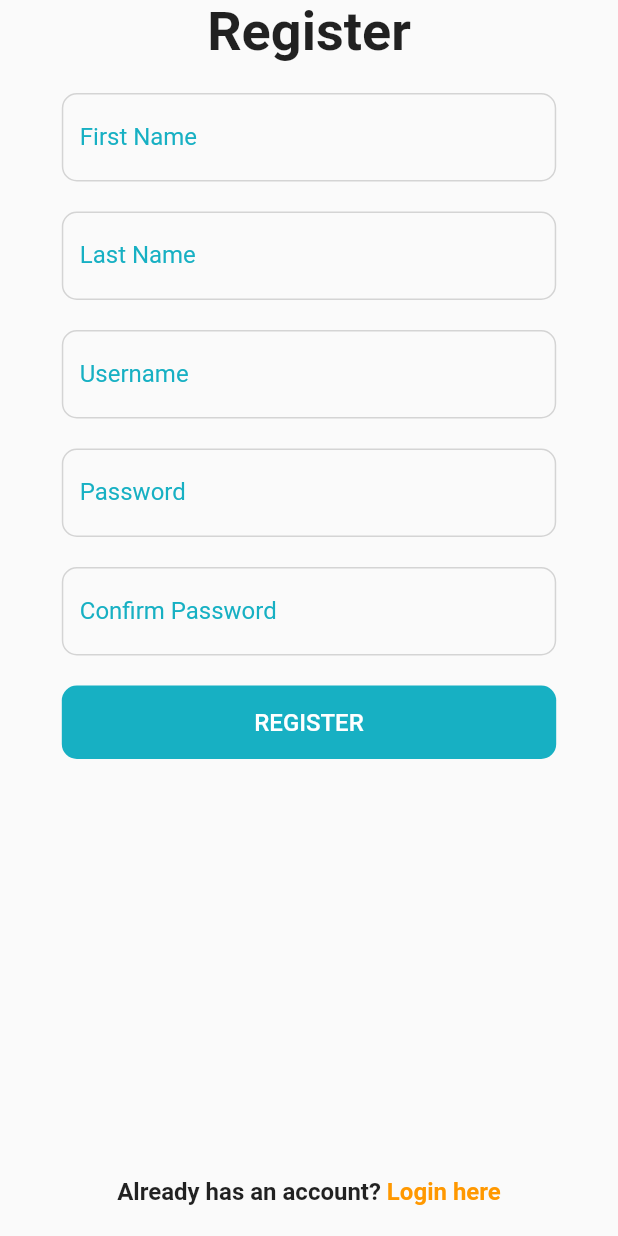
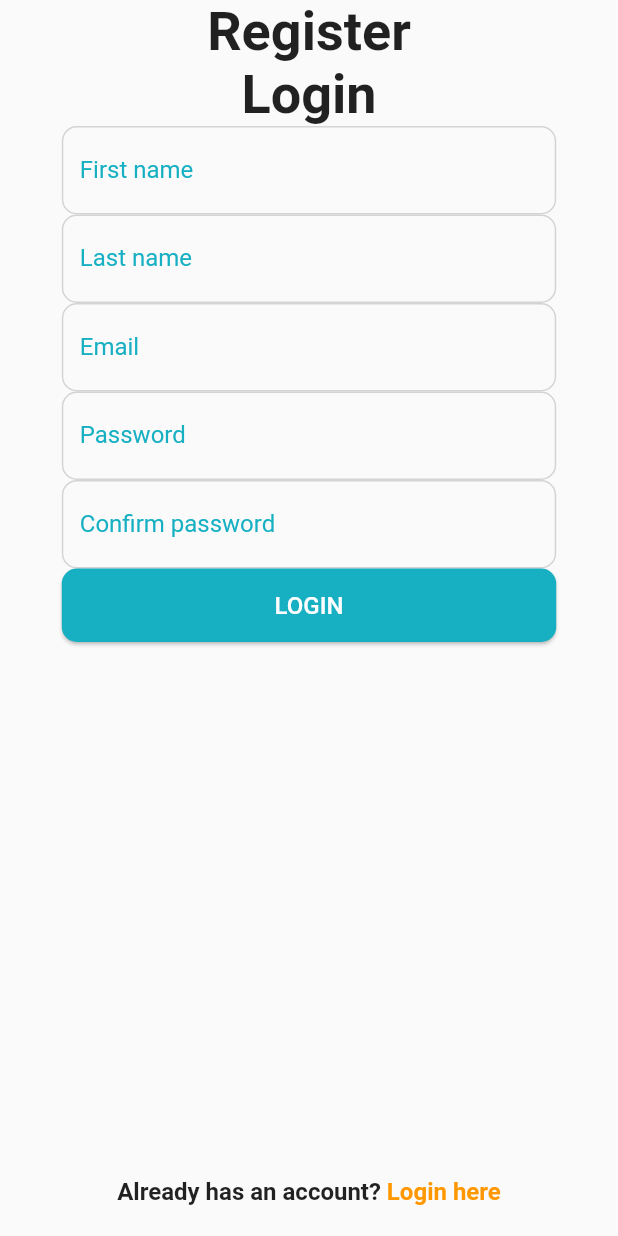
Before and after one commit to coding-hub-org/deliverIt-flutter, a Flutter app: the SignUpScreen screen opened by its route, on a phone screen of 412 x 824 dp. Run offline on Flutter 3.47's test engine with Material 2 defaults, Android fonts, the phone set to English and light mode, and no system bars; our stand-ins replace bloc, firebase_auth, flutter_bloc, shared_preferences; accounts and stored records are empty; statements that could not run were skipped.

Commit message:
update sign up

```diff
--- a/lib/screens/sign_up_screen.dart
+++ b/lib/screens/sign_up_screen.dart
@@ -1,4 +1,6 @@
+import 'package:deliverit/widgets/custom_input_field.dart';
 import 'package:deliverit/widgets/raised_button_di.dart';
+import 'package:deliverit/widgets/sign_up_form.dart';
 import 'package:flutter/cupertino.dart';
 import 'package:flutter/material.dart';
 
@@ -15,6 +17,8 @@ class SignUpScreen extends StatelessWidget {
     final usernameController = TextEditingController();
     final passwordController = TextEditingController();
     final passwordConfirmController = TextEditingController();
+    final GlobalKey<ScaffoldState> scaffoldKey = GlobalKey<ScaffoldState>();
+    final GlobalKey<FormState> formKey = GlobalKey<FormState>();
 
     double statusBarHeight = MediaQuery.of(context).padding.top;
     double usingHeight = MediaQuery.of(context).size.height - statusBarHeight;
@@ -23,6 +27,8 @@ class SignUpScreen extends StatelessWidget {
     double margin = 20;
 
     var questionStyle = TextStyle(fontSize: 16, fontWeight: FontWeight.bold);
+
+    onSignUpTapped({String email, String password}) {}
 
     return Scaffold(
       body: SafeArea(
@@ -42,50 +48,15 @@ class SignUpScreen extends StatelessWidget {
                       style:
                           TextStyle(fontSize: 36, fontWeight: FontWeight.bold),
                     )),
-                    Container(
-                        margin: EdgeInsets.only(top: margin),
-                        child: TextFormField(
-                          controller: firstNameController,
-                          obscureText: true,
-                          decoration: InputDecoration(labelText: "First Name"),
-                        )),
-                    Container(
-                        margin: EdgeInsets.only(top: margin),
-                        child: TextFormField(
-                          controller: lastNameController,
-                          obscureText: true,
-                          decoration: InputDecoration(labelText: "Last Name"),
-                        )),
-                    Container(
-                        margin: EdgeInsets.only(top: margin),
-                        child: TextFormField(
-                            controller: usernameController,
-                            decoration: InputDecoration(
-                              labelText: "Username",
-                            ))),
-                    Container(
-                        margin: EdgeInsets.only(top: margin),
-                        child: TextFormField(
-                          controller: passwordController,
-                          obscureText: true,
-                          decoration: InputDecoration(labelText: "Password"),
-                        )),
-                    Container(
-                        margin: EdgeInsets.only(top: margin),
-                        child: TextFormField(
-                          controller: passwordConfirmController,
-                          obscureText: true,
-                          decoration:
-                              InputDecoration(labelText: "Confirm Password"),
-                        )),
-                    Container(
-                      width: MediaQuery.of(context).size.width * 0.9,
-                      margin: EdgeInsets.only(top: margin),
-                      child: RaisedButtonDI(
-                        text: "REGISTER",
-                        onClick: () {},
-                      ),
-                    ),
+                    SignUpForm(
+                      formKey: formKey,
+                      firstNameController: firstNameController,
+                      lastNameController: lastNameController,
+                      emailController: usernameController,
+                      passwordController: passwordController,
+                      confirmPasswordController: passwordConfirmController,
+                      onSignUpTapped: onSignUpTapped,
+                    )
                   ],
                 ),
               ),
--- /dev/null
+++ b/lib/widgets/custom_input_field.dart
@@ -0,0 +1,43 @@
+import 'package:flutter/material.dart';
+
+typedef void ValidatorCallback(String text);
+
+class CustomInputField extends StatelessWidget {
+  const CustomInputField({
+    Key key,
+    this.focusNode,
+    this.nextFocusNode,
+    this.controller,
+    this.labelText,
+    this.validator,
+    this.obscureText = false,
+  }) : super(key: key);
+
+  final FocusNode focusNode;
+  final FocusNode nextFocusNode;
+  final TextEditingController controller;
+  final String labelText;
+  final ValidatorCallback validator;
+  final bool obscureText;
+
+  @override
+  Widget build(BuildContext context) {
+    return Container(
+      child: TextFormField(
+        focusNode: focusNode,
+        validator: validator,
+        controller: controller,
+        obscureText: obscureText,
+        onFieldSubmitted: (text) {
+          focusNode.unfocus();
+          if (nextFocusNode != null) {
+            FocusScope.of(context).requestFocus(nextFocusNode);
+          }
+        },
+        decoration: InputDecoration(
+          labelText: labelText,
+        ),
+      ),
+    );
+  }
+}
--- /dev/null
+++ b/lib/widgets/sign_up_form.dart
@@ -0,0 +1,128 @@
+import 'package:deliverit/widgets/custom_input_field.dart';
+import 'package:deliverit/widgets/page_header.dart';
+import 'package:deliverit/widgets/raised_button_di.dart';
+import 'package:flutter/material.dart';
+
+typedef void OnSignUpCallback({
+  @required String email,
+  @required String password,
+});
+
+class SignUpForm extends StatefulWidget {
+  const SignUpForm({
+    Key key,
+    @required this.emailController,
+    @required this.passwordController,
+    @required this.formKey,
+    @required this.firstNameController,
+    @required this.lastNameController,
+    @required this.confirmPasswordController,
+    this.onSignUpTapped,
+  }) : super(key: key);
+
+  final TextEditingController firstNameController;
+  final TextEditingController lastNameController;
+  final TextEditingController emailController;
+  final TextEditingController passwordController;
+  final TextEditingController confirmPasswordController;
+  final OnSignUpCallback onSignUpTapped;
+  final GlobalKey<FormState> formKey;
+
+  @override
+  _SignUpFormState createState() => _SignUpFormState();
+}
+
+class _SignUpFormState extends State<SignUpForm> {
+  FocusNode firstNameNode = FocusNode();
+  FocusNode lastNameNode = FocusNode();
+  FocusNode emailNode = FocusNode();
+  FocusNode passwordNode = FocusNode();
+  FocusNode confirmNode = FocusNode();
+
+  TextStyle questionStyle =
+      TextStyle(fontSize: 16, fontWeight: FontWeight.bold);
+
+  @override
+  void dispose() {
+    firstNameNode.dispose();
+    lastNameNode.dispose();
+    emailNode.dispose();
+    passwordNode.dispose();
+    confirmNode.dispose();
+    super.dispose();
+  }
+
+  Container _buildRegisterLine(BuildContext context) {
+    return Container(
+      child: Row(
+        mainAxisAlignment: MainAxisAlignment.center,
+        children: <Widget>[
+          Text(
+            "Don't have an account yet? ",
+            style: questionStyle,
+          ),
+          GestureDetector(
+            onTap: () {
+              print("Register tapped");
+              Navigator.of(context).pushNamed('/signup');
+            },
+            child: Text(
+              "Register here",
+              style: questionStyle.copyWith(color: Colors.orange),
+            ),
+          ),
+        ],
+      ),
+    );
+  }
+
+  @override
+  Widget build(BuildContext context) {
+    return Form(
+      key: widget.formKey,
+      child: Column(
+        mainAxisAlignment: MainAxisAlignment.center,
+        crossAxisAlignment: CrossAxisAlignment.center,
+        children: <Widget>[
+          PageHeader(
+            header: "Login",
+          ),
+          CustomInputField(
+            controller: widget.firstNameController,
+            labelText: "First name",
+          ),
+          CustomInputField(
+            controller: widget.lastNameController,
+            labelText: "Last name",
+          ),
+          CustomInputField(
+            controller: widget.emailController,
+            labelText: "Email",
+          ),
+          CustomInputField(
+            controller: widget.passwordController,
+            labelText: "Password",
+            obscureText: true,
+          ),
+          CustomInputField(
+            controller: widget.confirmPasswordController,
+            labelText: "Confirm password",
+            obscureText: true,
+          ),
+          Container(
+            child: RaisedButtonDI(
+              onPressed: () => {
+                    widget.onSignUpTapped(
+                      email: widget.emailController.text,
+                      password: widget.passwordController.text,
+                    )
+                  },
+              text: "LOGIN",
+              width: MediaQuery.of(context).size.width * 0.9,
+            ),
+          ),
+        ],
+      ),
+    );
+  }
+}
```
